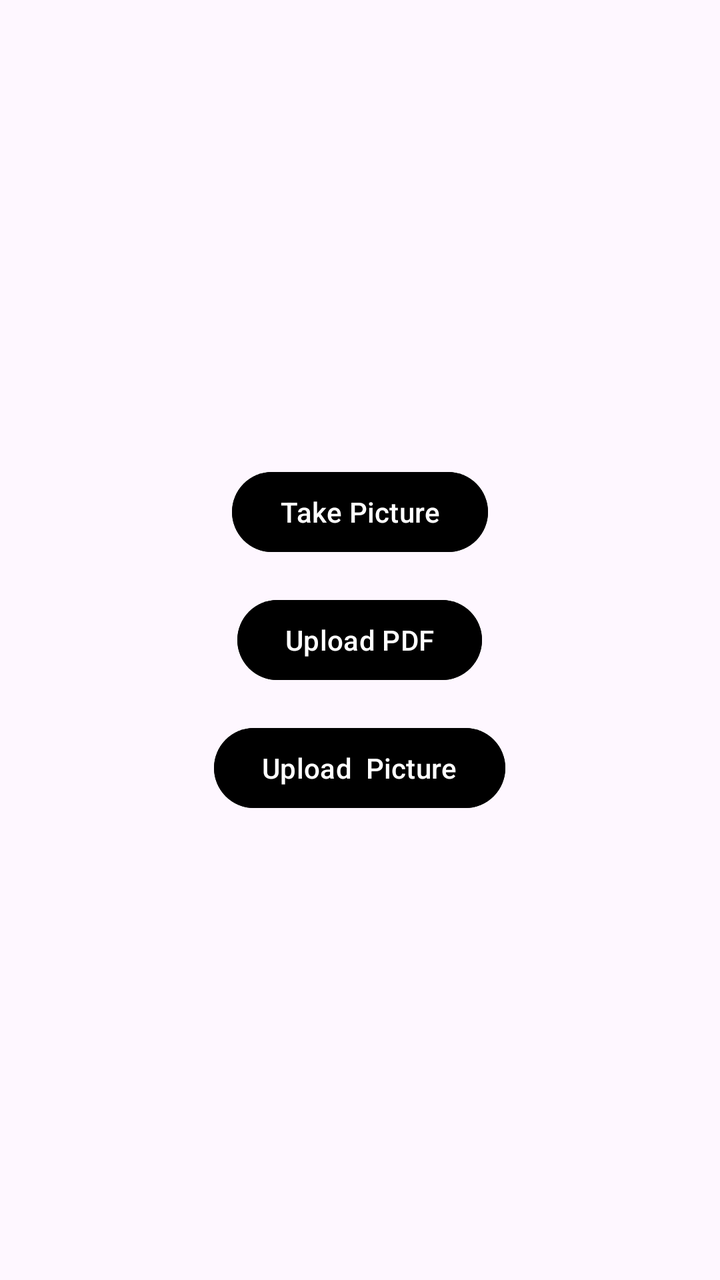
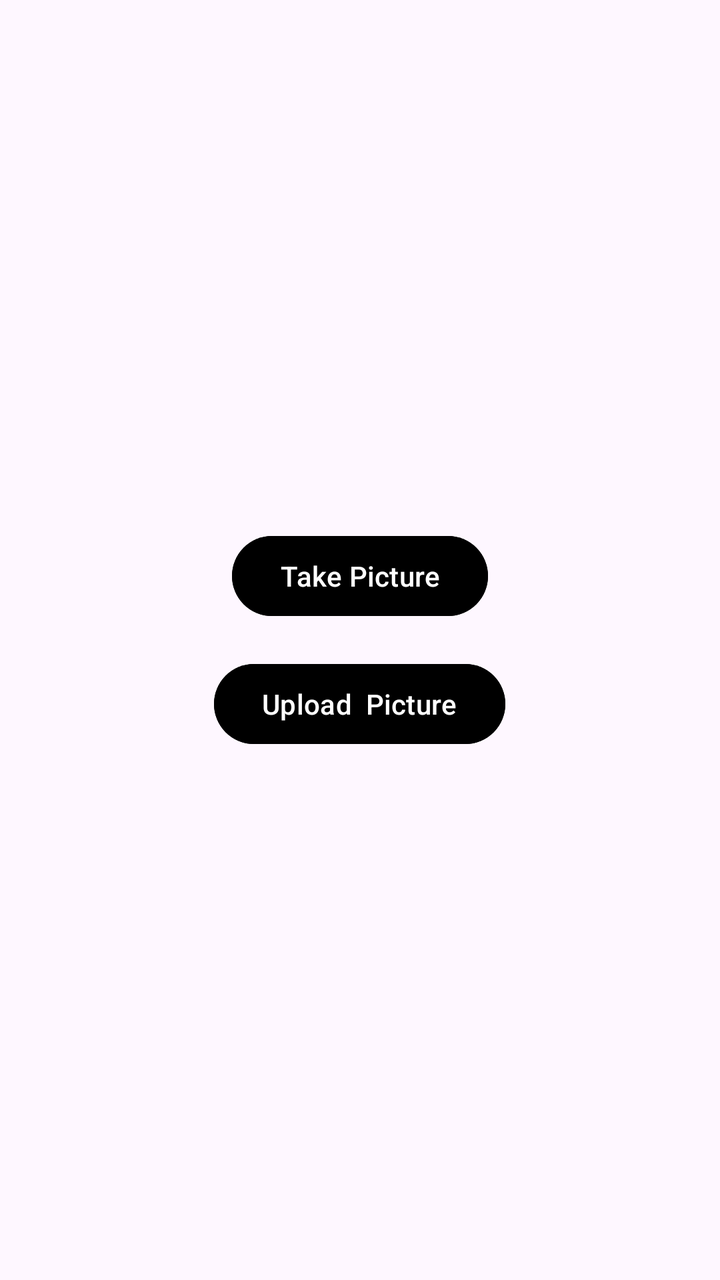

Compare the two renders of this Android layout. The source of the first and the diff that turns it into the second are given below.
<!-- AndroidManifest.xml: application theme Theme.Trackie -->
<!-- res/layout/fragment_scan.xml -->
<?xml version="1.0" encoding="utf-8"?>
<LinearLayout
    xmlns:android="http://schemas.android.com/apk/res/android"
    android:orientation="vertical"
    android:layout_width="match_parent"
    android:layout_height="match_parent"
    android:padding="24dp"
    android:gravity="center">

    <Button
        android:id="@+id/takePictureButton"
        android:layout_width="wrap_content"
        android:layout_height="wrap_content"
        android:backgroundTint="@color/black"
        android:textColor="@android:color/white"
        android:text="Take Picture" />

    <Button
        android:id="@+id/uploadPdfButton"
        android:layout_width="wrap_content"
        android:layout_height="wrap_content"
        android:text="Upload PDF"
        android:backgroundTint="@color/black"
        android:textColor="@android:color/white"
        android:layout_marginTop="16dp" />

    <Button
        android:id="@+id/uploadScreenshotButton"
        android:layout_width="wrap_content"
        android:layout_height="wrap_content"
        android:text="Upload  Picture"
        android:backgroundTint="@color/black"
    android:textColor="@android:color/white"
        android:layout_marginTop="16dp" />
</LinearLayout>
<!-- resources referenced by this layout -->
<resources>
  <color name="black">#FF000000</color>
  <style name="Theme.Trackie" parent="Base.Theme.Trackie" />
  <style name="Base.Theme.Trackie" parent="Theme.Material3.DayNight.NoActionBar">
  
      </style>
</resources>

<!-- the commit's change to res/layout/fragment_scan.xml (unified diff, before → after) -->
@@ -15,14 +15,6 @@
         android:textColor="@android:color/white"
         android:text="Take Picture" />
 
-    <Button
-        android:id="@+id/uploadPdfButton"
-        android:layout_width="wrap_content"
-        android:layout_height="wrap_content"
-        android:text="Upload PDF"
-        android:backgroundTint="@color/black"
-        android:textColor="@android:color/white"
-        android:layout_marginTop="16dp" />
 
     <Button
         android:id="@+id/uploadScreenshotButton"
